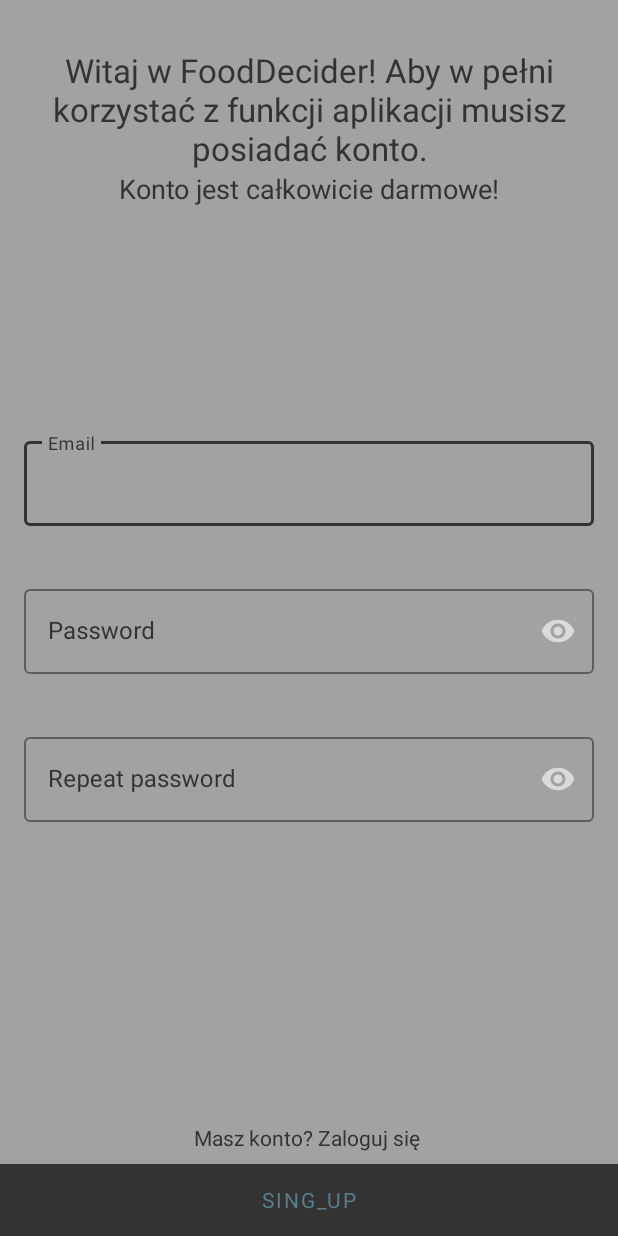
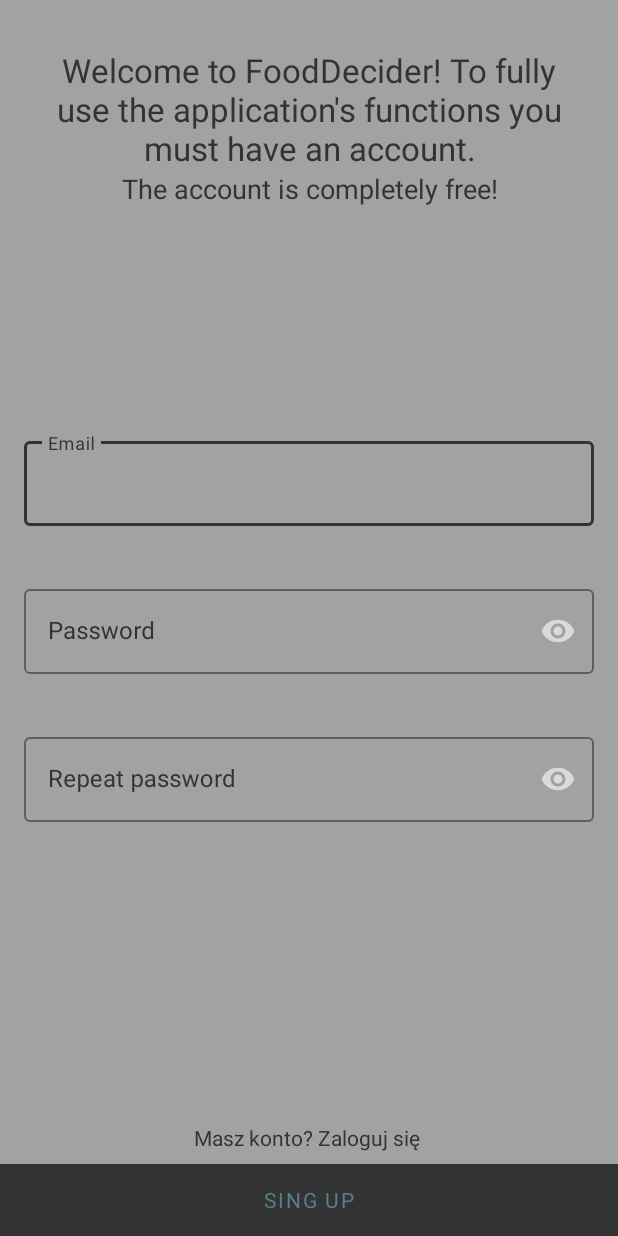
Before and after one commit to RowickaM/fooddecider, an Android app: the RegistrationActivity screen opened directly, with no data from a screen before it, on a phone screen of 412 x 824 dp. Run offline under Robolectric (Android 15) with nearby library versions, the light colour scheme and no system bars; Roboto replaces fonts that are not available here.

Commit message:
polish version

```diff
--- a/app/src/main/java/com/gunginr/dinnerdecider/base/BaseActivity.kt
+++ b/app/src/main/java/com/gunginr/dinnerdecider/base/BaseActivity.kt
@@ -3,7 +3,6 @@
 import android.content.Context
 import androidx.appcompat.app.AppCompatActivity
 import com.gunginr.dinnerdecider.services.firebase.FirebaseFirestore
-
 import com.gunginr.dinnerdecider.util.language.Localization
 import com.gunginr.dinnerdecider.util.storagedata.Language
 
--- a/app/src/main/java/com/gunginr/dinnerdecider/util/navigation/MainNavigationListener.kt
+++ b/app/src/main/java/com/gunginr/dinnerdecider/util/navigation/MainNavigationListener.kt
@@ -48,6 +48,10 @@
                 return true
             }
             R.id.item_nav_templates -> {
+                if (activity is TemplatesActivity) {
+                    closeNavigation()
+                    return true
+                }
                 activity.goTo(TemplatesActivity::class.java)
                 return true
             }
--- a/app/src/main/java/com/gunginr/dinnerdecider/view/activity/TemplatesActivity.kt
+++ b/app/src/main/java/com/gunginr/dinnerdecider/view/activity/TemplatesActivity.kt
@@ -5,6 +5,7 @@
 import com.gunginr.dinnerdecider.R
 import com.gunginr.dinnerdecider.base.BaseActivity
 import com.gunginr.dinnerdecider.model.FoodCategory
+import com.gunginr.dinnerdecider.util.navigation.AppToolbar
 import com.gunginr.dinnerdecider.view.adapter.FoodCategoryAdapter
 import kotlinx.android.synthetic.main.activity_templates.*
 
@@ -14,6 +15,7 @@
     override fun onCreate(savedInstanceState: Bundle?) {
         super.onCreate(savedInstanceState)
         setContentView(R.layout.activity_templates)
+        AppToolbar(this, rootView)
 
         listOfTemplates.layoutManager = LinearLayoutManager(this)
 
--- a/app/src/main/res/layout/activity_templates.xml
+++ b/app/src/main/res/layout/activity_templates.xml
@@ -2,6 +2,7 @@
 <androidx.drawerlayout.widget.DrawerLayout xmlns:android="http://schemas.android.com/apk/res/android"
     xmlns:app="http://schemas.android.com/apk/res-auto"
     xmlns:tools="http://schemas.android.com/tools"
+    android:id="@+id/rootView"
     android:layout_width="match_parent"
     android:layout_height="match_parent"
     tools:context=".view.activity.TemplatesActivity">
--- a/app/src/main/res/layout/item_food.xml
+++ b/app/src/main/res/layout/item_food.xml
@@ -7,6 +7,7 @@
 
     <EditText
         android:id="@+id/name"
+        style="@style/Base.Widget.MaterialComponents.TextInputEditText"
         android:layout_width="0dp"
         android:layout_height="wrap_content"
         android:layout_marginTop="16dp"
@@ -14,6 +15,7 @@
         android:importantForAutofill="no"
         android:inputType="text"
         android:textAppearance="@style/TextAppearance.AppCompat.Medium"
+        android:textColor="@color/grey"
         app:layout_constraintEnd_toStartOf="@+id/edit"
         app:layout_constraintHorizontal_bias="0.5"
         app:layout_constraintStart_toStartOf="parent"
--- a/app/src/main/res/values/strings.xml
+++ b/app/src/main/res/values/strings.xml
@@ -23,10 +23,10 @@
     <string name="email">Email</string>
     <string name="password">Password</string>
     <string name="sign_in">Sign in</string>
-    <string name="free_account">Konto jest całkowicie darmowe!</string>
-    <string name="hello_header">Witaj w FoodDecider! Aby w pełni korzystać z funkcji aplikacji musisz posiadać konto.</string>
+    <string name="free_account">The account is completely free!</string>
+    <string name="hello_header">Welcome to FoodDecider! To fully use the application\'s functions you must have an account.</string>
     <string name="repeat_password">Repeat password</string>
-    <string name="sign_up">sing_up</string>
+    <string name="sign_up">Sing up</string>
     <string name="logout">Logout</string>
     <string name="templates">Templates</string>
 </resources>
```
Also changed, not shown: 1 other file.
